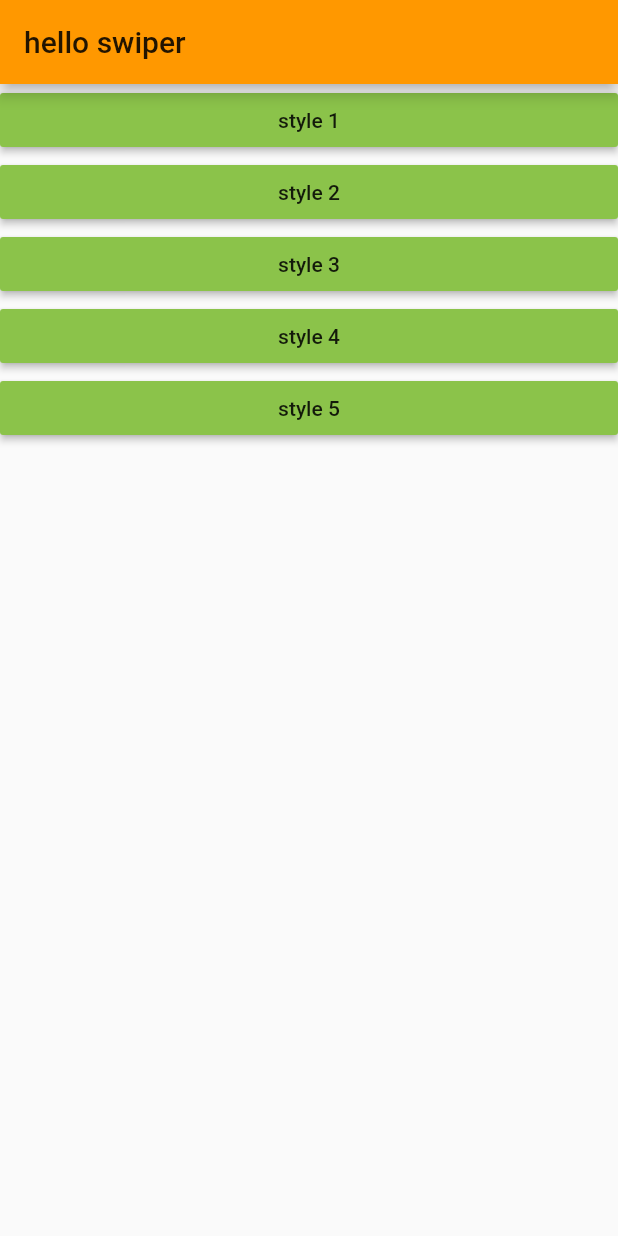
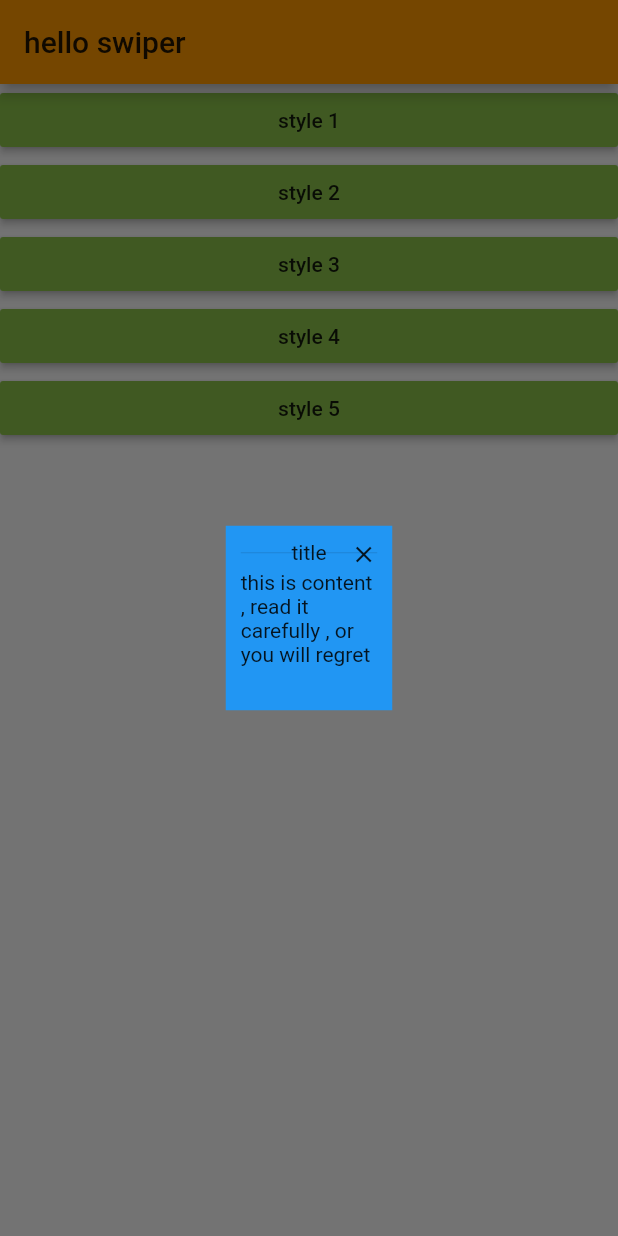
Before and after one commit to hhcszgd/Flutter_app1, a Flutter app: the AlertUsage screen opened directly, after a tap on "style 5", on a phone screen of 412 x 824 dp. Run offline on Flutter 3.47's test engine with Material 2 defaults, Android fonts, the phone set to English and light mode, and no system bars; our stand-ins replace date_format, dio, flutter_swiper, fluttertoast; missing offline and left inert: flutter_cupertino_date_picker.

Commit message:
alert usage

```diff
--- a/lib/main.dart
+++ b/lib/main.dart
@@ -19,8 +19,9 @@ import 'practice/TextFieldUsage.dart';
 import 'practice/DatePickerUsage.dart';
 import 'practice/SwiperUsage.dart';
 import 'practice/AlertUsage.dart';
+import 'practice/DioUsage.dart';
 void main() {
-  runApp(MyApp10());
+  runApp(MyApp11());
 }
 
 class MyApp extends StatelessWidget {
--- a/lib/practice/AlertUsage.dart
+++ b/lib/practice/AlertUsage.dart
@@ -1,3 +1,5 @@
+import 'dart:async';
+
 import 'package:flutter/material.dart';
 import 'RouterHandler.dart';
 import 'package:fluttertoast/fluttertoast.dart';
@@ -73,6 +75,7 @@ class _AlertUsageState extends State<AlertUsage> {
                 child: Text("style 5"),
                 onPressed: () {
                   print("style 5");
+                  _myDialog();
                 },
               ),
             ],
@@ -215,4 +218,71 @@ class _AlertUsageState extends State<AlertUsage> {
     );
   }
 
+  void _myDialog() {
+     showDialog (
+      context: context,
+      builder: (context){
+        return MyDialog("title", "this is content , read it carefully , or you will regret");
+      },
+    );
+  }
 }
+
+
+class MyDialog extends Dialog{
+  String title;
+  String content;
+  MyDialog(this.title,this.content);
+
+  _countTimer(context){
+    var timer ;
+    // Timer.periodic(duration, callback)
+    timer = Timer.periodic(Duration(milliseconds: 3000), (t){
+        Navigator.pop(context);
+        t.cancel();//取消定时器
+    });
+  }
+   @override
+  Widget build(BuildContext context) {
+    // TODO: implement build
+    _countTimer(context);
+    return Material(
+      type: MaterialType.transparency,//设置透明度
+      child: Container(
+        width: 111,
+        height: 222,
+        alignment: Alignment.center,
+        child: Container(
+          width: 111 ,
+          height: 123,
+          color: Colors.blue,
+          child: Padding(
+            padding: EdgeInsets.all(10),
+            child: Stack(
+            children: <Widget>[
+              Align(
+                alignment: Alignment.topCenter,
+                child: Text(this.title),
+              ),
+              Align(
+                alignment: Alignment.topRight,
+                child:InkWell(
+                  child: Icon(Icons.close,size: 18,),
+                  onTap: (){
+                    Navigator.of(context).pop();
+                  },
+                ),
+              ),
+              Divider(),
+              Align(
+                alignment: Alignment.center,
+                child: Text(this.content),
+              ),
+            ],
+          ),
+          ),
+        ),
+      ),
+    );
+  }
+}
--- a/pubspec.yaml
+++ b/pubspec.yaml
@@ -31,6 +31,7 @@ dependencies:
   flutter_cupertino_date_picker: ^1.0.8
   flutter_swiper: ^1.1.6
   fluttertoast: ^3.1.0
+  dio: ^2.1.13
 
 dev_dependencies:
   flutter_test:
```
Also changed, not shown: lib/practice/DioUsage.dart (added, +57 -0 lines), pubspec.lock, 6 other files.
